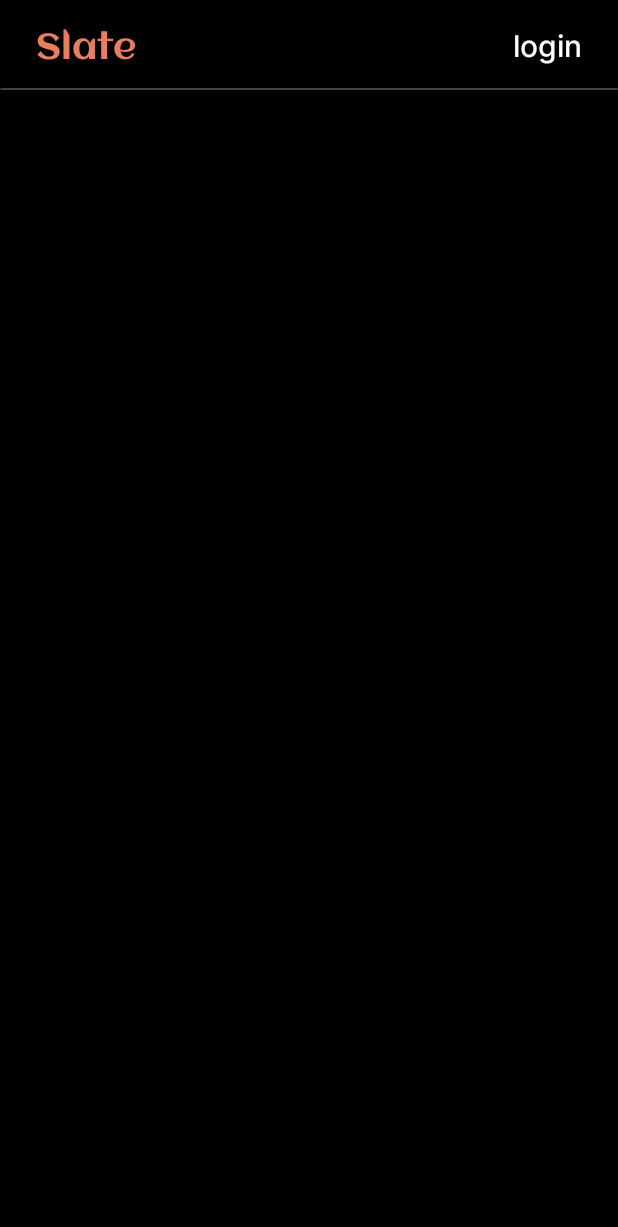
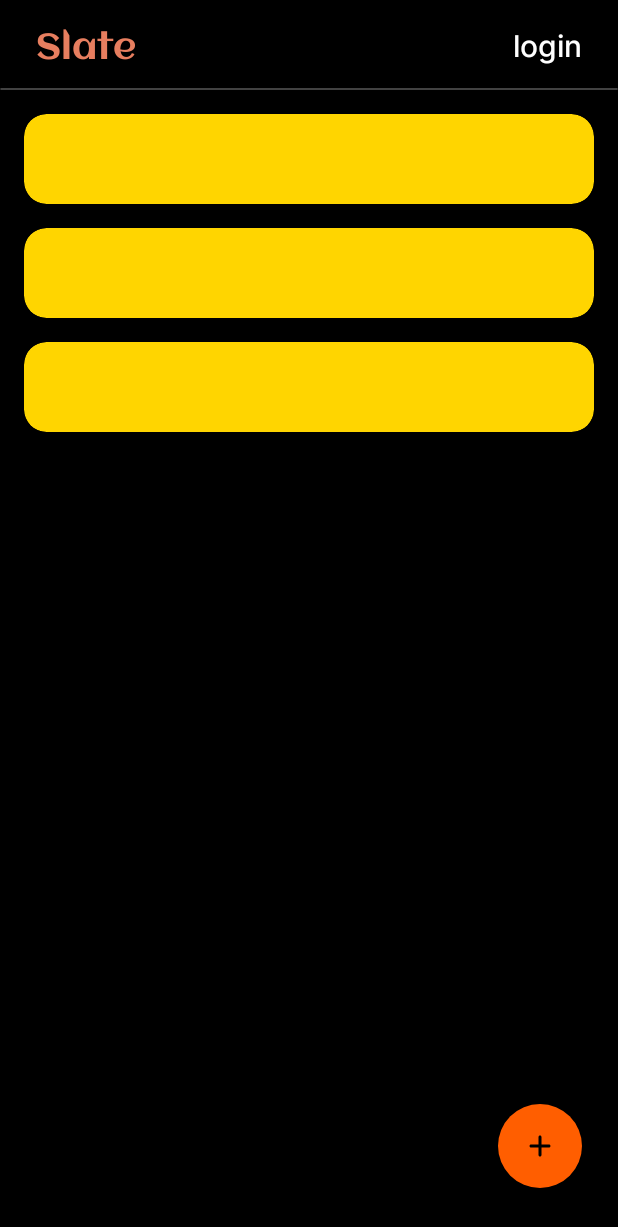
Before and after one commit to PiyushJT/Slate, an Android app: the layout activity_main.xml on its own in the app's theme, with its tools: preview values and no code run, on a phone screen of 412 x 824 dp. Shown: the top 1227 px of the screen. Run offline under Robolectric (Android 15) with nearby library versions, the light colour scheme and no system bars.

Commit message:
Added recycler view for all notes in main activity

```diff
--- a/app/src/main/res/layout/activity_main.xml
+++ b/app/src/main/res/layout/activity_main.xml
@@ -254,10 +254,23 @@
 
 
 
+    <!--   All Notes RV   -->
+    <androidx.recyclerview.widget.RecyclerView
+        android:id="@+id/notesRV"
+        android:layout_width="match_parent"
+        android:layout_height="0dp"
+        android:layout_marginStart="16dp"
+        android:layout_marginEnd="16dp"
+        app:layout_constraintBottom_toBottomOf="parent"
+        app:layout_constraintEnd_toEndOf="parent"
+        app:layout_constraintStart_toStartOf="parent"
+        app:layout_constraintTop_toBottomOf="@id/textView"
+        tools:listitem="@layout/notes_item" />
+
+
 
     <!-- Add Note Button -->
     <com.google.android.material.floatingactionbutton.FloatingActionButton
-        android:visibility="gone"
         android:id="@+id/addNoteBtn"
         android:layout_width="56dp"
         android:layout_height="56dp"
--- /dev/null
+++ b/app/src/main/res/layout/notes_item.xml
@@ -0,0 +1,37 @@
+<?xml version="1.0" encoding="utf-8"?>
+<com.google.android.material.card.MaterialCardView xmlns:android="http://schemas.android.com/apk/res/android"
+    xmlns:app="http://schemas.android.com/apk/res-auto"
+    android:id="@+id/background"
+    android:layout_width="match_parent"
+    android:backgroundTint="@color/yellow"
+    app:cardCornerRadius="15dp"
+    android:layout_marginTop="16dp"
+    android:layout_gravity="center_horizontal"
+    android:layout_height="wrap_content">
+
+    <androidx.constraintlayout.widget.ConstraintLayout
+        android:layout_width="match_parent"
+        android:layout_height="match_parent">
+
+
+        <com.google.android.material.textview.MaterialTextView
+            android:id="@+id/noteTitleHm"
+            android:layout_width="match_parent"
+            android:layout_height="wrap_content"
+            android:minHeight="60dp"
+            android:paddingHorizontal="15dp"
+            android:paddingVertical="5dp"
+            android:textSize="25dp"
+            android:gravity="center_vertical"
+            android:textColor="@color/black"
+            android:fontFamily="@font/nova_square"
+            app:layout_constraintBottom_toBottomOf="parent"
+            app:layout_constraintEnd_toEndOf="parent"
+            app:layout_constraintStart_toStartOf="parent"
+            app:layout_constraintTop_toTopOf="parent" />
+
+
+
+    </androidx.constraintlayout.widget.ConstraintLayout>
+
+</com.google.android.material.card.MaterialCardView>
```
Also changed, not shown: app/src/main/java/com/piyushjt/slate/MainActivity.kt (+100 -2 lines), app/src/main/java/com/piyushjt/slate/NoteAdapter.kt (added, +75 -0 lines).
